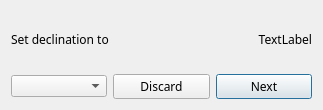
Qt form threepio/layouts/dec_cal.ui (finnjames/verdant-shores) before a commit.
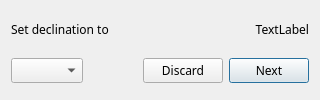
The same form after that commit.

Diff of the .ui file:
```diff
--- a/threepio/layouts/dec_cal.ui
+++ b/threepio/layouts/dec_cal.ui
@@ -6,15 +6,39 @@
    <rect>
     <x>0</x>
     <y>0</y>
-    <width>323</width>
-    <height>110</height>
+    <width>320</width>
+    <height>100</height>
    </rect>
   </property>
   <property name="windowTitle">
    <string>Dialog</string>
   </property>
   <layout class="QGridLayout" name="gridLayout">
-   <item row="3" column="1">
+   <item row="2" column="0" colspan="3">
+    <widget class="QWidget" name="button_box" native="true">
+     <layout class="QGridLayout" name="gridLayout_2">
+      <property name="leftMargin">
+       <number>0</number>
+      </property>
+      <property name="topMargin">
+       <number>0</number>
+      </property>
+      <property name="rightMargin">
+       <number>0</number>
+      </property>
+      <property name="bottomMargin">
+       <number>0</number>
+      </property>
+      <item row="0" column="0">
+       <widget class="QComboBox" name="north_or_south_combo_box">
+        <property name="font">
+         <font>
+          <family>IBM Plex Sans</family>
+         </font>
+        </property>
+       </widget>
+      </item>
+      <item row="0" column="2">
     <widget class="QPushButton" name="discard_cal_button">
      <property name="font">
       <font>
@@ -26,7 +50,7 @@
      </property>
     </widget>
    </item>
-   <item row="3" column="2">
+      <item row="0" column="3">
     <widget class="QPushButton" name="next_cal_button">
      <property name="font">
       <font>
@@ -44,6 +68,34 @@
      </property>
     </widget>
    </item>
+      <item row="0" column="1">
+       <spacer name="horizontalSpacer">
+        <property name="orientation">
+         <enum>Qt::Horizontal</enum>
+        </property>
+        <property name="sizeHint" stdset="0">
+         <size>
+          <width>40</width>
+          <height>20</height>
+         </size>
+        </property>
+       </spacer>
+      </item>
+     </layout>
+    </widget>
+   </item>
+   <item row="1" column="0" colspan="2">
+    <widget class="QLabel" name="set_dec_label">
+     <property name="font">
+      <font>
+       <family>IBM Plex Sans</family>
+      </font>
+     </property>
+     <property name="text">
+      <string>Set declination to</string>
+     </property>
+    </widget>
+   </item>
    <item row="1" column="2">
     <widget class="QLabel" name="set_dec_value">
      <property name="font">
@@ -59,21 +111,6 @@
      </property>
     </widget>
    </item>
-   <item row="3" column="0">
-    <widget class="QComboBox" name="north_or_south_combo_box"/>
-   </item>
-   <item row="1" column="0" colspan="2">
-    <widget class="QLabel" name="set_dec_label">
-     <property name="font">
-      <font>
-       <family>IBM Plex Sans</family>
-      </font>
-     </property>
-     <property name="text">
-      <string>Set declination to</string>
-     </property>
-    </widget>
-   </item>
   </layout>
  </widget>
  <tabstops>
```
Left out of the diff: 7 changed lines with no effect on the pictures. Lines whose indentation alone changed are shown as unchanged.
